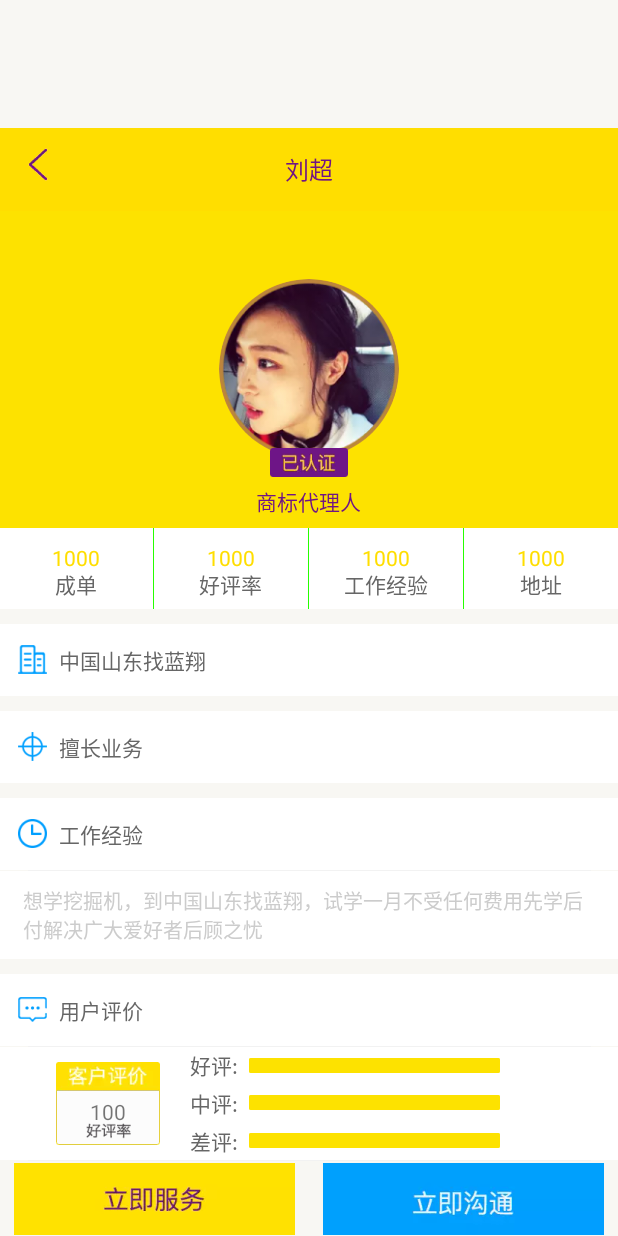
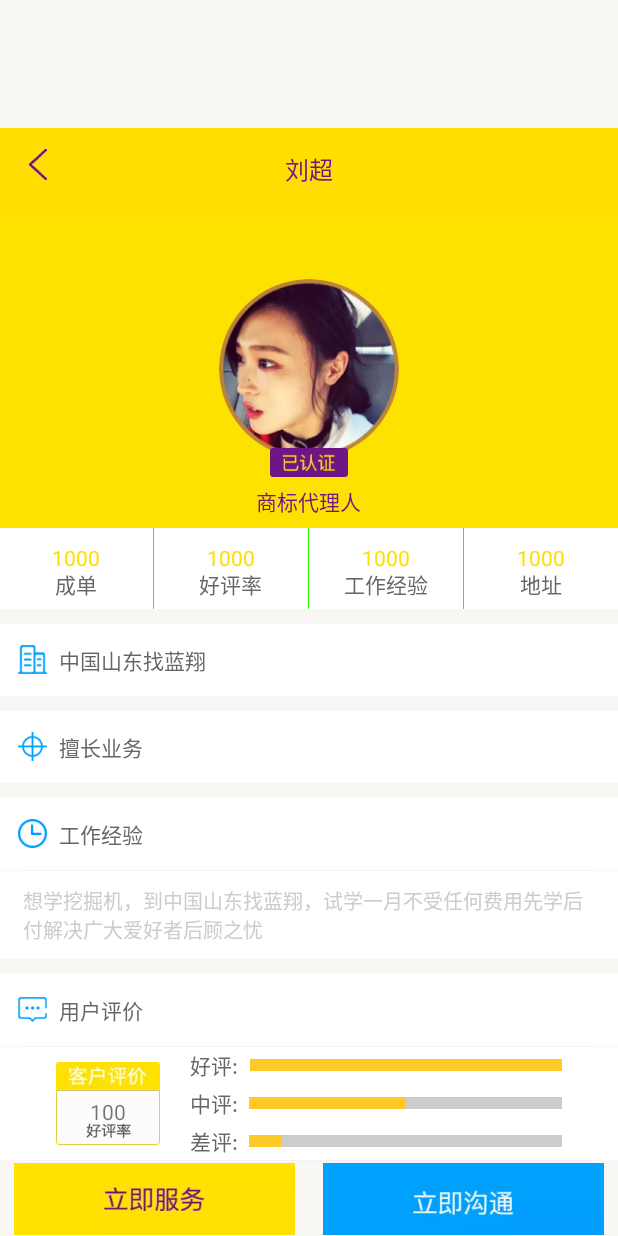
Before and after one commit to justtanks/QiUser, an Android app: the layout activity_waiter.xml on its own in the app's theme, with its tools: preview values and no code run, on a phone screen of 412 x 824 dp. Run offline under Robolectric (Android 15) with nearby library versions, the phone set to English and light mode, and no system bars.

Commit message:
修改代理人详情界面的progressbar的高度和颜色变化

```diff
--- a/app/build.gradle
+++ b/app/build.gradle
@@ -8,7 +8,7 @@ android {
     buildToolsVersion "25.0.2"
     defaultConfig {
         applicationId "com.qcc.qiuser"
-        minSdkVersion 19
+        minSdkVersion 21
         targetSdkVersion 21
         versionCode 1
         versionName "1.0"
--- /dev/null
+++ b/app/src/main/java/com/qcc/qiuser/View/ItemContainer.java
@@ -0,0 +1,61 @@
+package com.qcc.qiuser.View;
+
+import android.content.Context;
+import android.util.AttributeSet;
+import android.view.View;
+import android.widget.LinearLayout;
+import com.qcc.qiuser.Util.DensityUtils;
+//自动根据添加的子控件进行换行的viewgroup
+public class ItemContainer extends LinearLayout {
+    private int width;//组件宽
+    private int height;//组件高
+    private int childCount;
+    private int childMarginLeft = DensityUtils.dp2px(getContext(),4);//子控件相对左边控件的距离
+    private int childMarginHorizonTal = DensityUtils.dp2px(getContext(),10);//子控件相对最左、最右的距离
+    private int childMarginTop = DensityUtils.dp2px(getContext(),8);//子控件相对顶部控件的距离
+    private int childWidth;//子控件宽
+    private int childHeight;//子控件高
+
+    public ItemContainer(Context context) {
+        super(context);
+    }
+
+    public ItemContainer(Context context, AttributeSet attrs) {
+        super(context, attrs);
+    }
+
+    @Override
+    protected void onMeasure(int widthMeasureSpec, int heightMeasureSpec) {
+        super.onMeasure(widthMeasureSpec, heightMeasureSpec);
+        childCount = getChildCount();//得到子控件数量
+        if(childCount>0) {
+            childWidth = (width - childMarginLeft * 5) / 4;
+            childHeight = DensityUtils.dp2px(getContext(),32);//给子控件的高度一个定值
+            //根据子控件的高和子控件数目得到自身的高
+            height = childHeight * ((childCount-1)/ 4+1) + childMarginHorizonTal * 2 + childMarginTop*((childCount-1)/4);
+         }else {
+            //如果木有子控件，自身高度为0，即不显示
+            height = 0;
+        }
+        width = getDefaultSize(getSuggestedMinimumWidth(), widthMeasureSpec);
+         //根据自身的宽度约束子控件宽度
+
+        measureChildren(widthMeasureSpec, heightMeasureSpec);
+        //设置自身宽度
+        setMeasuredDimension(width, height);
+    }
+
+    @Override
+    protected void onLayout(boolean changed, int l, int t, int r, int b) {
+        /**
+         *
+         */
+        for (int i = 0; i < childCount; i++) {
+            View childView = getChildAt(i);//得到当前子控件
+            childView.layout((i%4) * childWidth + (i%4+1)*childMarginLeft
+                    , (i / 4)*childHeight + childMarginHorizonTal + (i / 4)*childMarginTop
+                    , (i%4+1) * childWidth + (i%4+1)*childMarginLeft
+                    , (i / 4+1)*childHeight + childMarginHorizonTal + (i / 4)*childMarginTop);
+        }
+    }
+}
--- /dev/null
+++ b/app/src/main/res/drawable/progressbar.xml
@@ -0,0 +1,53 @@
+<?xml version="1.0" encoding="utf-8"?>
+<layer-list xmlns:android="http://schemas.android.com/apk/res/android">
+
+    <item android:id="@android:id/background">
+
+        <shape>
+
+            <corners android:radius="0dip"/>
+
+            <gradient
+                android:angle="0"
+                android:centerColor="@color/gray"
+                android:centerY="0.75"
+                android:endColor="@color/gray"
+                android:startColor="@color/gray"/>
+        </shape>
+    </item>
+
+    <item android:id="@android:id/secondaryProgress">
+
+        <clip>
+
+            <shape>
+
+                <corners android:radius="0dip"/>
+
+                <gradient
+                    android:angle="0"
+                    android:centerColor="#80ffb600"
+                    android:centerY="0.75"
+                    android:endColor="#a0ffcb00"
+                    android:startColor="#80ffd300"/>
+            </shape>
+        </clip>
+    </item>
+
+    <item android:id="@android:id/progress">
+
+        <clip>
+
+            <shape>
+
+                <corners android:radius="0dip"/>
+
+                <gradient
+                    android:angle="0"
+                    android:endColor="@color/maincolor"
+                    android:startColor="@color/maincolor"/>
+            </shape>
+        </clip>
+    </item>
+
+</layer-list>
--- a/app/src/main/res/layout/activity_waiter.xml
+++ b/app/src/main/res/layout/activity_waiter.xml
@@ -269,6 +269,14 @@
                     />
             </LinearLayout>
 
+            <com.qcc.qiuser.View.ItemContainer
+                android:id="@+id/waiter_bestarea"
+                android:layout_width="match_parent"
+                android:layout_height="wrap_content"
+                android:background="@color/white"
+                >
+            </com.qcc.qiuser.View.ItemContainer>
+
             <LinearLayout
                 android:layout_width="match_parent"
                 android:layout_height="48dp"
@@ -402,12 +410,15 @@
                             android:textColor="@color/gray2"
                             />
 
-                        <ImageView
-                            android:layout_width="wrap_content"
-                            android:layout_height="wrap_content"
+                        <ProgressBar
+                            style="?android:attr/progressBarStyleHorizontal"
+                            android:layout_width="match_parent"
+                            android:layout_height="8dp"
                             android:layout_gravity="center_vertical"
-                            android:layout_marginStart="7dp"
-                            android:src="@mipmap/waiter_pingl"
+                            android:layout_marginStart="8dp"
+                            android:progressDrawable="@drawable/progressbar"
+                            android:max="100"
+                            android:progress="100"
                             />
                     </LinearLayout>
 
@@ -426,12 +437,15 @@
                             android:textColor="@color/gray2"
                             />
 
-                        <ImageView
-                            android:layout_width="wrap_content"
-                            android:layout_height="wrap_content"
+                        <ProgressBar
+                            style="?android:attr/progressBarStyleHorizontal"
+                            android:layout_width="match_parent"
+                            android:layout_height="8dp"
                             android:layout_gravity="center_vertical"
                             android:layout_marginStart="7dp"
-                            android:src="@mipmap/waiter_pingl"
+                            android:progressDrawable="@drawable/progressbar"
+                            android:max="100"
+                            android:progress="50"
                             />
                     </LinearLayout>
 
@@ -450,12 +464,16 @@
                             android:textColor="@color/gray2"
                             />
 
-                        <ImageView
-                            android:layout_width="wrap_content"
-                            android:layout_height="wrap_content"
+                        <ProgressBar
+                            android:id="@+id/waiter_chapin_progress"
+                            style="?android:attr/progressBarStyleHorizontal"
+                            android:layout_width="match_parent"
+                            android:layout_height="8dp"
                             android:layout_gravity="center_vertical"
                             android:layout_marginStart="7dp"
-                            android:src="@mipmap/waiter_pingl"
+                            android:progressDrawable="@drawable/progressbar"
+                            android:max="100"
+                            android:progress="10"
                             />
                     </LinearLayout>
                 </LinearLayout>
--- a/app/src/main/res/values/colors.xml
+++ b/app/src/main/res/values/colors.xml
@@ -24,4 +24,6 @@
     <color name="search_hint_color">#e1e1e1</color>
     <color name="home_textcolor">#333333</color>
 
+    <color name="bestareatextcolor">#009fff</color>
+
 </resources>
```
Also changed, not shown: app/src/main/java/com/qcc/qiuser/Activity/WaiterActivity.java (+37 -6 lines), app/src/main/java/com/qcc/qiuser/Util/DensityUtils.java (added, +75 -0 lines).
